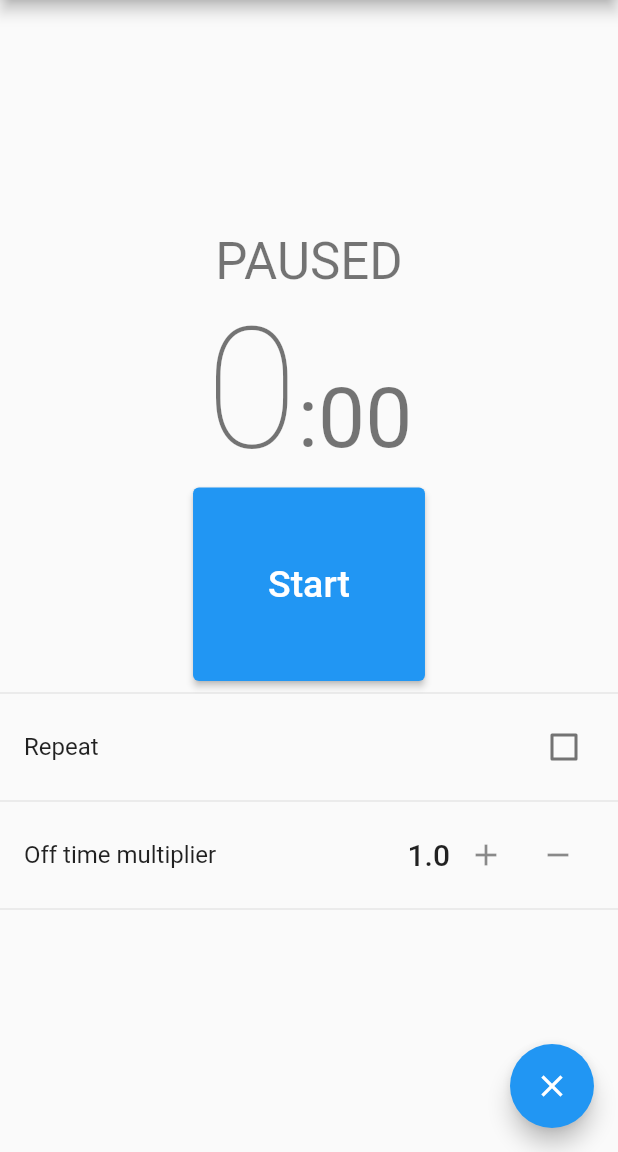
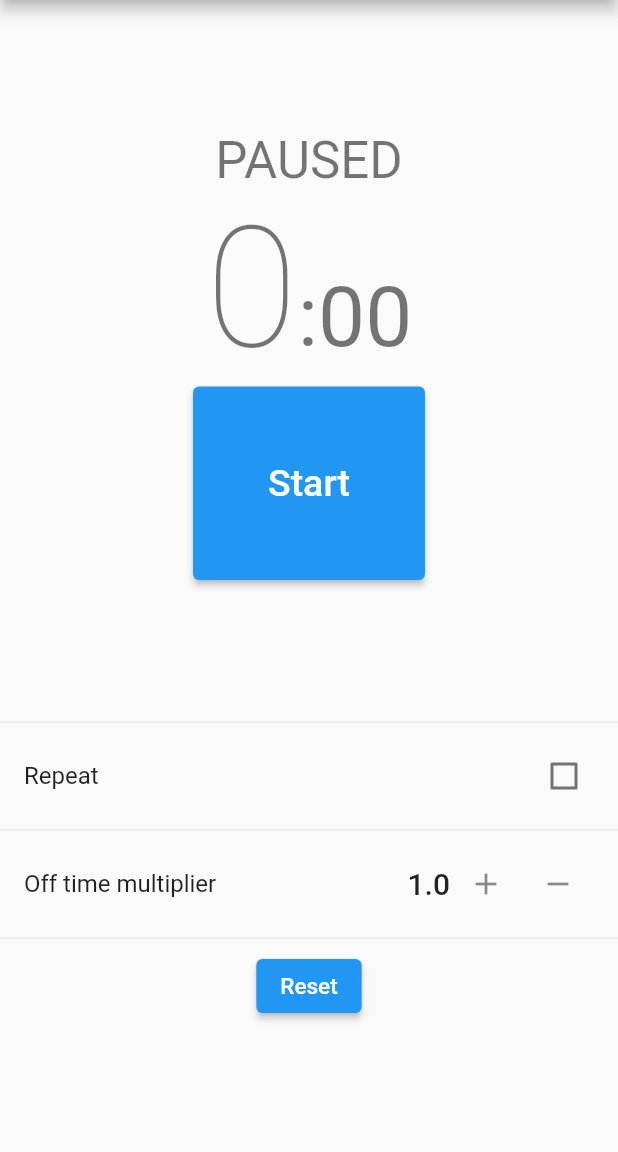
Before and after one commit to jeffa5/on-off-timer, a Flutter app: the screen it shows after launch, on a phone screen of 412 x 824 dp, the part 84-1236 px from its top. Run offline on Flutter 3.47's test engine with Material 2 defaults, Android fonts, the phone set to English and light mode, and no system bars.

Commit message:
Replace FAB with normal button and add spacing

```diff
--- a/on_off_timer/lib/main.dart
+++ b/on_off_timer/lib/main.dart
@@ -171,6 +171,7 @@ class _OnOffTimerPageState extends State<OnOffTimerPage> {
         child: Column(
           mainAxisAlignment: MainAxisAlignment.center,
           children: <Widget>[
+            const Spacer(),
             Text(
               state,
               style: Theme.of(context).textTheme.headline4,
@@ -186,6 +187,7 @@ class _OnOffTimerPageState extends State<OnOffTimerPage> {
               ),
             ])),
             action,
+            const Spacer(),
             const Divider(),
             CheckboxListTile(
                 title: const Text("Repeat"),
@@ -224,10 +226,7 @@ class _OnOffTimerPageState extends State<OnOffTimerPage> {
                       icon: const Icon(Icons.remove)),
                 ])),
             const Divider(),
-          ],
-        ),
-      ),
-      floatingActionButton: FloatingActionButton(
+            ElevatedButton(
                 onPressed: () {
                   setState(() {
                     isOn = true;
@@ -237,7 +236,11 @@ class _OnOffTimerPageState extends State<OnOffTimerPage> {
                     sw.stop();
                   });
                 },
-          child: const Icon(Icons.close)),
+                child: const Text("Reset", style: TextStyle(fontSize: 15))),
+            const Spacer(),
+          ],
+        ),
+      ),
     );
   }
 }
```
Lines whose indentation alone changed are shown as unchanged.
